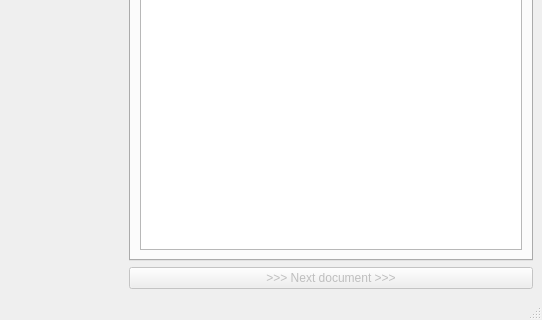
Qt form benkpress/ui/mainwindow.ui (dennishedback/benkpress) before a commit; both pictures show x 465 to 1007 and y 455 to 775 of the 1007 by 775 pixel window.
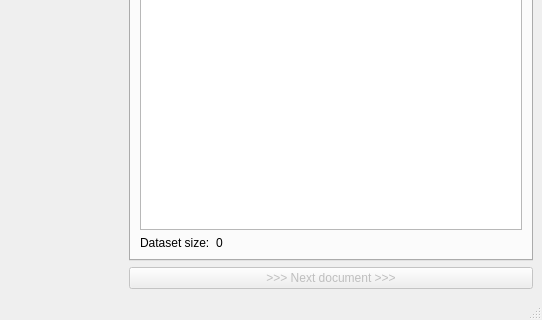
The same form after that commit. Custom widgets are drawn as their Qt base class.

Commit message: Change log filename, add dataset size indicator

What changed in the file:
```diff
--- a/benkpress/ui/mainwindow.ui
+++ b/benkpress/ui/mainwindow.ui
@@ -49,6 +49,24 @@
             <item>
              <widget class="QTableView" name="dataset_table_view"/>
             </item>
+            <item>
+             <layout class="QFormLayout" name="formLayout">
+              <item row="0" column="0">
+               <widget class="QLabel" name="dataset_size_descript_label">
+                <property name="text">
+                 <string>Dataset size:</string>
+                </property>
+               </widget>
+              </item>
+              <item row="0" column="1">
+               <widget class="QLabel" name="dataset_size_label">
+                <property name="text">
+                 <string>0</string>
+                </property>
+               </widget>
+              </item>
+             </layout>
+            </item>
            </layout>
           </widget>
           <widget class="QWidget" name="sample_tab">
```
The commit also changes 2 other files.
